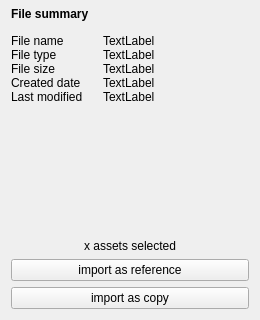
digitalgraphics/junkbox, file ui/assetPreviewWidget.ui: the form before one commit; both pictures show x 0 to 260 and y 207 to 527 of the 260 by 527 pixel window.
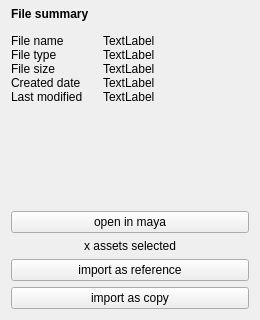
The form after the commit.

Commit message: preview correction + move/remove assets + load in maya

Diff of the .ui file:
```diff
--- a/ui/assetPreviewWidget.ui
+++ b/ui/assetPreviewWidget.ui
@@ -295,6 +295,13 @@
           </property>
          </widget>
         </item>
+        <item>
+         <widget class="QPushButton" name="openInMayaButton">
+          <property name="text">
+           <string>open in maya</string>
+          </property>
+         </widget>
+        </item>
        </layout>
       </widget>
      </item>
```
The commit also changes 17 other files.
